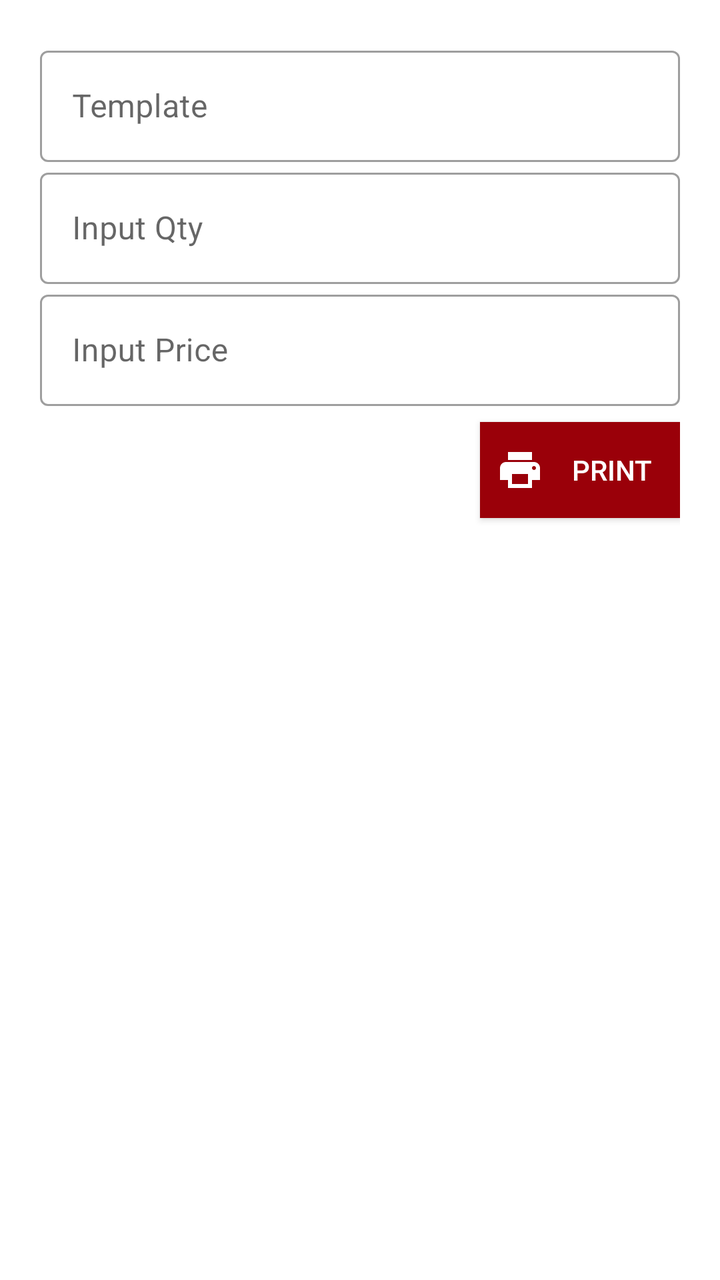
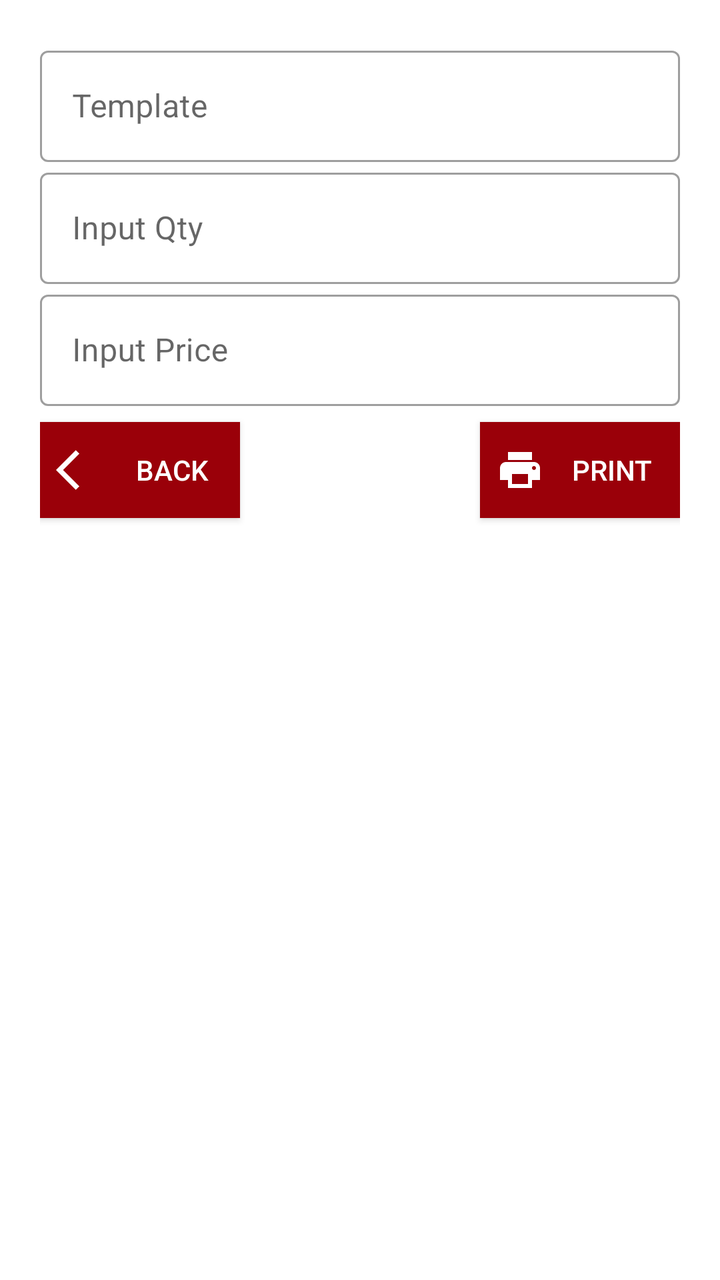

Two renders of the same Android screen: before a commit and after it. Below are the layout's source before the change and the commit's diff.
<!-- AndroidManifest.xml: application theme Theme.MAPZebraPrinter -->
<!-- res/layout/activity_manual.xml -->
<?xml version="1.0" encoding="utf-8"?>
<androidx.constraintlayout.widget.ConstraintLayout xmlns:android="http://schemas.android.com/apk/res/android"
    xmlns:app="http://schemas.android.com/apk/res-auto"
    xmlns:tools="http://schemas.android.com/tools"
    android:id="@+id/main"
    android:layout_width="match_parent"
    android:layout_height="match_parent"
    android:layout_marginTop="84dp"
    android:padding="20dp"
    tools:context=".view.ManualActivity">

    <com.google.android.material.textfield.TextInputLayout
        android:id="@+id/til_template"
        style="@style/Widget.MaterialComponents.TextInputLayout.OutlinedBox"
        android:layout_width="match_parent"
        android:layout_height="wrap_content"
        android:hint="Template"
        app:layout_constraintTop_toTopOf="parent">

        <com.google.android.material.textfield.TextInputEditText
            android:id="@+id/et_template"
            android:layout_width="match_parent"
            android:layout_height="wrap_content"
            android:enabled="false"
            android:imeOptions="actionDone"
            android:singleLine="true" />
    </com.google.android.material.textfield.TextInputLayout>

    <com.google.android.material.textfield.TextInputLayout
        android:id="@+id/til_qty"
        style="@style/Widget.MaterialComponents.TextInputLayout.OutlinedBox"
        android:layout_width="match_parent"
        android:layout_height="wrap_content"
        android:hint="@string/input_qty"
        app:layout_constraintTop_toBottomOf="@id/til_template">

        <com.google.android.material.textfield.TextInputEditText
            android:id="@+id/et_qty"
            android:layout_width="match_parent"
            android:layout_height="wrap_content"
            android:inputType="number" />
    </com.google.android.material.textfield.TextInputLayout>

    <com.google.android.material.textfield.TextInputLayout
        android:id="@+id/til_price"
        style="@style/Widget.MaterialComponents.TextInputLayout.OutlinedBox"
        android:layout_width="match_parent"
        android:layout_height="wrap_content"
        android:hint="@string/input_price"
        app:layout_constraintTop_toBottomOf="@id/til_qty">

        <com.google.android.material.textfield.TextInputEditText
            android:id="@+id/et_price"
            android:layout_width="match_parent"
            android:layout_height="wrap_content"
            android:inputType="number" />
    </com.google.android.material.textfield.TextInputLayout>

    <androidx.appcompat.widget.AppCompatButton
        android:id="@+id/btn_print"
        android:layout_width="100dp"
        android:layout_height="wrap_content"
        android:layout_marginTop="8dp"
        android:background="@color/primary_color"
        android:drawableStart="@drawable/baseline_print_24"
        android:drawablePadding="8dp"
        android:drawableTint="@color/white"
        android:padding="8dp"
        android:text="@string/print"
        android:textColor="@color/white"
        app:layout_constraintEnd_toEndOf="parent"
        app:layout_constraintTop_toBottomOf="@+id/til_price" />

</androidx.constraintlayout.widget.ConstraintLayout>
<!-- resources referenced by this layout -->
<resources>
  <color name="primary_color">#9A0009</color>
  <color name="white">#FFFFFFFF</color>
  <!-- drawable baseline_print_24 (drawable) -->
  <vector xmlns:android="http://schemas.android.com/apk/res/android" android:height="24dp" android:tint="#FF9191" android:viewportHeight="24" android:viewportWidth="24" android:width="24dp">
        
      <path android:fillColor="@android:color/white" android:pathData="M19,8L5,8c-1.66,0 -3,1.34 -3,3v6h4v4h12v-4h4v-6c0,-1.66 -1.34,-3 -3,-3zM16,19L8,19v-5h8v5zM19,12c-0.55,0 -1,-0.45 -1,-1s0.45,-1 1,-1 1,0.45 1,1 -0.45,1 -1,1zM18,3L6,3v4h12L18,3z"/>
      
  </vector>
  <string name="input_price">Input Price</string>
  <string name="input_qty">Input Qty</string>
  <string name="print">Print</string>
  <style name="Theme.MAPZebraPrinter" parent="Theme.MaterialComponents.DayNight.DarkActionBar">
          
          <item name="colorPrimary">@color/primary_color</item>
          <item name="colorPrimaryVariant">@color/purple_700</item>
          <item name="colorOnPrimary">@color/white</item>
          
          <item name="colorSecondary">@color/teal_200</item>
          <item name="colorSecondaryVariant">@color/teal_700</item>
          <item name="colorOnSecondary">@color/black</item>
          
          <item name="android:statusBarColor">?attr/colorPrimaryVariant</item>
          
      </style>
  <color name="purple_700">#FF3700B3</color>
  <color name="teal_200">#FF03DAC5</color>
  <color name="teal_700">#FF018786</color>
  <color name="black">#FF000000</color>
</resources>

<!-- the commit's change to res/layout/activity_manual.xml (unified diff, before → after) -->
@@ -71,4 +71,19 @@
         app:layout_constraintEnd_toEndOf="parent"
         app:layout_constraintTop_toBottomOf="@+id/til_price" />
 
+    <androidx.appcompat.widget.AppCompatButton
+        android:id="@+id/btn_back"
+        android:layout_width="100dp"
+        android:layout_height="wrap_content"
+        android:layout_marginTop="8dp"
+        android:background="@color/primary_color"
+        android:drawableStart="@drawable/baseline_arrow_back_ios_24"
+        android:drawablePadding="8dp"
+        android:drawableTint="@color/white"
+        android:padding="8dp"
+        android:text="@string/back"
+        android:textColor="@color/white"
+        app:layout_constraintStart_toStartOf="parent"
+        app:layout_constraintTop_toBottomOf="@+id/til_price" />
+
 </androidx.constraintlayout.widget.ConstraintLayout>
<!-- resource entries referenced after the edit -->
@@ -2,12 +2,19 @@
 <resources>
   <color name="primary_color">#9A0009</color>
   <color name="white">#FFFFFFFF</color>
+  <!-- drawable baseline_arrow_back_ios_24 (drawable) -->
+  <vector xmlns:android="http://schemas.android.com/apk/res/android" android:autoMirrored="true" android:height="24dp" android:tint="#FFFFFF" android:viewportHeight="24" android:viewportWidth="24" android:width="24dp">
+        
+      <path android:fillColor="@android:color/white" android:pathData="M11.67,3.87L9.9,2.1 0,12l9.9,9.9 1.77,-1.77L3.54,12z"/>
+      
+  </vector>
   <!-- drawable baseline_print_24 (drawable) -->
   <vector xmlns:android="http://schemas.android.com/apk/res/android" android:height="24dp" android:tint="#FF9191" android:viewportHeight="24" android:viewportWidth="24" android:width="24dp">
         
       <path android:fillColor="@android:color/white" android:pathData="M19,8L5,8c-1.66,0 -3,1.34 -3,3v6h4v4h12v-4h4v-6c0,-1.66 -1.34,-3 -3,-3zM16,19L8,19v-5h8v5zM19,12c-0.55,0 -1,-0.45 -1,-1s0.45,-1 1,-1 1,0.45 1,1 -0.45,1 -1,1zM18,3L6,3v4h12L18,3z"/>
       
   </vector>
+  <string name="back">Back</string>
   <string name="input_price">Input Price</string>
   <string name="input_qty">Input Qty</string>
   <string name="print">Print</string>
